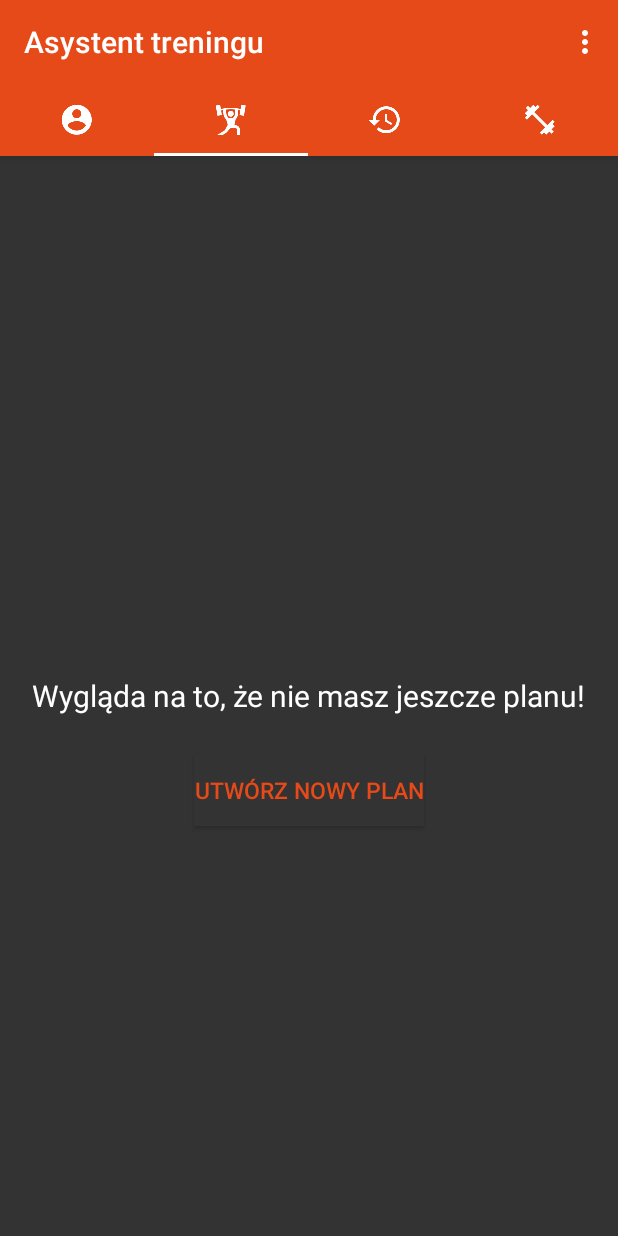
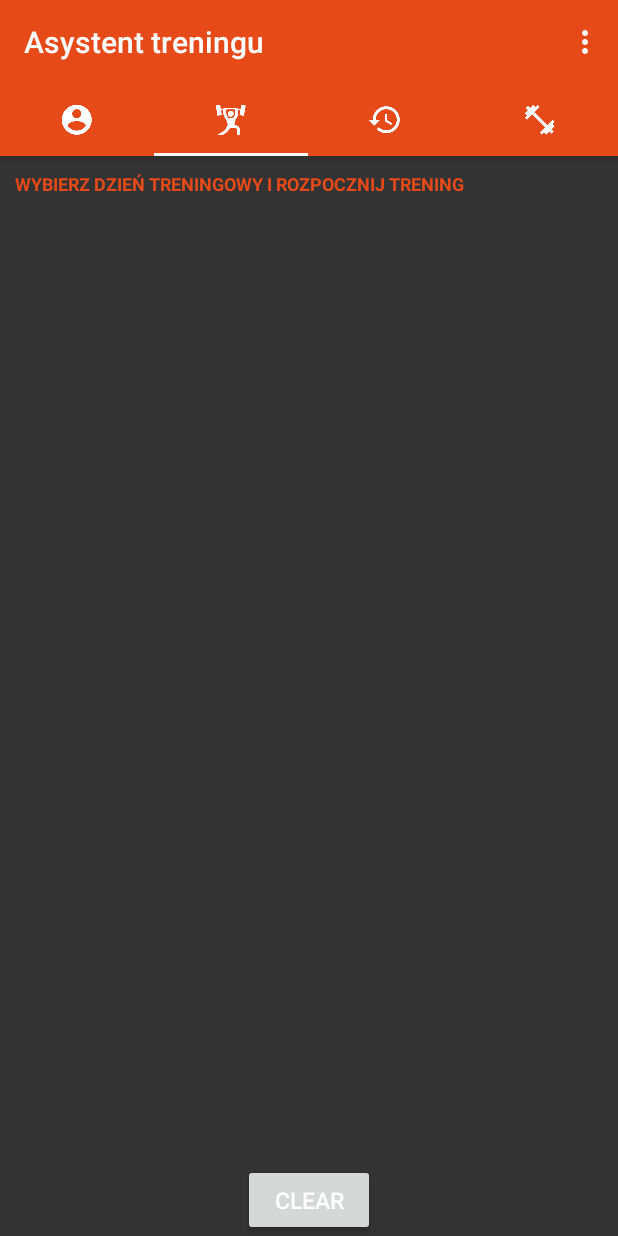
Before and after one commit to Kamil-H/gym_assistant, an Android app: the fragment SecondPage placed in its activity, tab 2 chosen, on a phone screen of 412 x 824 dp. Run offline under Robolectric (Android 15) with nearby library versions, the phone set to English and light mode, and no system bars; libraries missing offline, so code that uses them is left out: com.github.clans.fab; 18 statements that could not run were skipped.

Commit message:
Usprawnienie asystenta. Połączenie z bazą danych

```diff
--- a/app/src/main/java/com/gymassistant/Fragments/TrainingFragment.java
+++ b/app/src/main/java/com/gymassistant/Fragments/TrainingFragment.java
@@ -3,6 +3,9 @@ package com.gymassistant.Fragments;
 import android.content.Intent;
 import android.support.v4.app.Fragment;
 import android.os.Bundle;
+import android.support.v7.widget.LinearLayoutManager;
+import android.support.v7.widget.RecyclerView;
+import android.util.Log;
 import android.view.LayoutInflater;
 import android.view.View;
 import android.view.ViewGroup;
@@ -11,7 +14,14 @@ import android.widget.Toast;
 
 import com.gymassistant.Activities.RegisterActivity;
 import com.gymassistant.Activities.TrainingAssistant;
+import com.gymassistant.Database.SeriesDB;
+import com.gymassistant.Database.TrainingDB;
+import com.gymassistant.Database.TrainingPlanDB;
+import com.gymassistant.Models.Series;
+import com.gymassistant.Models.Training;
+import com.gymassistant.Models.TrainingPlan;
 import com.gymassistant.R;
+import com.gymassistant.RecyclerView.TrainingDayAdapter;
 import com.gymassistant.WizardActivity;
 
 /**
@@ -20,13 +30,44 @@ import com.gymassistant.WizardActivity;
 public class TrainingFragment extends Fragment {
     private View view;
     private Button addPlanButton, button;
+    private TrainingDB trainingDB;
+    private TrainingPlanDB trainingPlanDB;
+    private RecyclerView recyclerView;
+    private LinearLayoutManager linearLayoutManager;
 
     @Override
     public View onCreateView(LayoutInflater inflater, ViewGroup container, Bundle savedInstanceState) {
 
-        int i = 0;
+        trainingDB = new TrainingDB(getActivity());
+        trainingPlanDB = new TrainingPlanDB(getActivity());
 
-        if (i == 0){
+        if (trainingPlanDB.getRowCount() == 0){
+            initEmptyStateUI(inflater, container);
+        } else {
+            initFragmentTrainingUI(inflater, container);
+        }
+
+        return view;
+    }
+
+    private void initFragmentTrainingUI(LayoutInflater inflater, ViewGroup container){
+        view = inflater.inflate(R.layout.fragment_training, container, false);
+
+        setUpRecyclerView();
+
+        button = (Button) view.findViewById(R.id.button2);
+        button.setOnClickListener(new View.OnClickListener() {
+            @Override
+            public void onClick(View v) {
+                trainingPlanDB.removeAll();
+                trainingDB.removeAll();
+                SeriesDB seriesDB = new SeriesDB(getActivity());
+                seriesDB.removeAll();
+            }
+        });
+    }
+
+    private void initEmptyStateUI(LayoutInflater inflater, ViewGroup container) {
         view = inflater.inflate(R.layout.empty_state, container, false);
         addPlanButton = (Button) view.findViewById(R.id.addPlanButton);
         addPlanButton.setOnClickListener(new View.OnClickListener() {
@@ -35,19 +76,14 @@ public class TrainingFragment extends Fragment {
                 goToWizardActivity();
             }
         });
-
-        } else {
-            view = inflater.inflate(R.layout.fragment_training, container, false);
-            button = (Button) view.findViewById(R.id.button2);
-            button.setOnClickListener(new View.OnClickListener() {
-                @Override
-                public void onClick(View v) {
-                    goToTrainingAssistantActivity();
-                }
-            });
     }
 
-        return view;
+    private void setUpRecyclerView(){
+        recyclerView = (RecyclerView) view.findViewById(R.id.recyclerview);
+        linearLayoutManager = new LinearLayoutManager(getActivity());
+        recyclerView.setLayoutManager(linearLayoutManager);
+        TrainingDayAdapter trainingDayAdapter = new TrainingDayAdapter(getActivity(), trainingDB.getAllTrainings());
+        recyclerView.setAdapter(trainingDayAdapter);
     }
 
     private void goToWizardActivity(){
--- a/app/src/main/java/com/gymassistant/Fragments/WizardFragments/FirstPage.java
+++ b/app/src/main/java/com/gymassistant/Fragments/WizardFragments/FirstPage.java
@@ -2,6 +2,8 @@ package com.gymassistant.Fragments.WizardFragments;
 
 import android.os.Bundle;
 import android.support.v4.app.Fragment;
+import android.support.v4.app.FragmentActivity;
+import android.util.Log;
 import android.view.LayoutInflater;
 import android.view.View;
 import android.view.ViewGroup;
@@ -12,6 +14,8 @@ import android.widget.RadioGroup;
 import android.widget.Spinner;
 import android.widget.TextView;
 
+import com.gymassistant.Database.TrainingPlanDB;
+import com.gymassistant.Models.TrainingPlan;
 import com.gymassistant.R;
 import com.gymassistant.WizardActivity;
 
@@ -60,6 +64,7 @@ public class FirstPage extends Fragment {
         backButton.setOnClickListener(new View.OnClickListener() {
             @Override
             public void onClick(View v) {
+                ((WizardActivity)getActivity()).deleteTrainingPlan();
                 getActivity().finish();
             }
         });
--- a/app/src/main/java/com/gymassistant/Fragments/WizardFragments/SecondPage.java
+++ b/app/src/main/java/com/gymassistant/Fragments/WizardFragments/SecondPage.java
@@ -36,7 +36,8 @@ public class SecondPage extends Fragment {
 
     private void populateRecyclerView(){
         int itemCount = ((WizardActivity)getActivity()).getItemCount();
-        TrainingPlanAdapter trainingPlanRVAdapter = new TrainingPlanAdapter(getActivity(), itemCount);
+        long trainingPlanId = ((WizardActivity)getActivity()).getTrainingPlanId();
+        TrainingPlanAdapter trainingPlanRVAdapter = new TrainingPlanAdapter(getActivity(), itemCount, trainingPlanId);
         recyclerView.setAdapter(trainingPlanRVAdapter);
     }
 
@@ -47,7 +48,7 @@ public class SecondPage extends Fragment {
         nextButton.setOnClickListener(new View.OnClickListener() {
             @Override
             public void onClick(View v) {
-                ((WizardActivity)getActivity()).navigateToNextPage();
+                getActivity().finish();
             }
         });
 
--- a/app/src/main/java/com/gymassistant/RecyclerView/TrainingPlanAdapter.java
+++ b/app/src/main/java/com/gymassistant/RecyclerView/TrainingPlanAdapter.java
@@ -6,6 +6,7 @@ package com.gymassistant.RecyclerView;
 
 import android.content.Context;
 import android.content.Intent;
+import android.os.Bundle;
 import android.support.v7.widget.RecyclerView;
 import android.view.LayoutInflater;
 import android.view.View;
@@ -19,10 +20,12 @@ import com.gymassistant.R;
 public class TrainingPlanAdapter extends RecyclerView.Adapter<TrainingPlanAdapter.TrainingPlanRowViewHolder> {
     private Context context;
     private int itemCount;
+    private long trainingPlanId;
 
-    public TrainingPlanAdapter(Context context, int itemCount) {
+    public TrainingPlanAdapter(Context context, int itemCount, long trainingPlanId) {
         this.context = context;
         this.itemCount = itemCount;
+        this.trainingPlanId = trainingPlanId;
     }
 
     @Override
@@ -41,18 +44,21 @@ public class TrainingPlanAdapter extends RecyclerView.Adapter<TrainingPlanAdapte
 
     @Override
     public void onBindViewHolder(TrainingPlanRowViewHolder rowViewHolder, final int position) {
-
         rowViewHolder.dayName.setText(context.getString(R.string.day, position + 1));
         rowViewHolder.button.setOnClickListener(new View.OnClickListener() {
             @Override
             public void onClick(View v) {
-                goToChoosExerciseActivity();
+                goToChoosExerciseActivity(position);
             }
         });
     }
 
-    private void goToChoosExerciseActivity(){
+    private void goToChoosExerciseActivity(int day){
         Intent intent = new Intent(context, ChooseExercises.class);
+        Bundle bundle = new Bundle();
+        bundle.putInt("day", day);
+        bundle.putLong("trainingPlanId", trainingPlanId);
+        intent.putExtras(bundle);
         context.startActivity(intent);
     }
 
--- a/app/src/main/res/layout/fragment_training.xml
+++ b/app/src/main/res/layout/fragment_training.xml
@@ -6,12 +6,34 @@
     android:layout_height="match_parent"
     android:background="@color/colorBackground">
 
+    <android.support.v7.widget.RecyclerView
+        android:layout_width="wrap_content"
+        android:layout_height="wrap_content"
+        android:id="@+id/recyclerview"
+        android:layout_below="@+id/textView16"
+        android:layout_alignParentLeft="true"
+        android:layout_alignParentStart="true"
+        android:layout_marginTop="10dp">
+
+    </android.support.v7.widget.RecyclerView>
 
     <Button
         android:layout_width="wrap_content"
         android:layout_height="wrap_content"
-        android:text="New Button"
+        android:text="CLEAR"
         android:id="@+id/button2"
-        android:layout_centerVertical="true"
+        android:layout_alignParentBottom="true"
         android:layout_centerHorizontal="true" />
+
+    <TextView
+        android:layout_width="wrap_content"
+        android:layout_height="wrap_content"
+        android:text="@string/choose_training_day"
+        android:id="@+id/textView16"
+        android:layout_alignParentTop="true"
+        android:layout_alignParentLeft="true"
+        android:layout_alignParentStart="true"
+        android:layout_marginTop="10dp"
+        style="@style/titleTextSmall"
+        android:layout_marginLeft="10dp"/>
 </RelativeLayout>
--- a/app/src/main/res/values/strings.xml
+++ b/app/src/main/res/values/strings.xml
@@ -87,4 +87,5 @@
     <string name="series_x_repeats">%1$d x %2$d</string>
     <string name="save_and_close">ZAPISZ I ZAKOŃCZ</string>
     <string name="add_next_exercise">DODAJ NASTĘPNE ĆWICZENIE</string>
+    <string name="choose_training_day">wybierz dzień treningowy i rozpocznij trening</string>
 </resources>
```
Also changed, not shown: app/src/main/java/com/gymassistant/Activities/ChooseExercises.java (+71 -24 lines), app/src/main/java/com/gymassistant/Activities/TrainingAssistant.java (+18 -7 lines), app/src/main/java/com/gymassistant/Database/SeriesDB.java (+26 -3 lines), app/src/main/java/com/gymassistant/Database/TrainingDB.java (+11 -5 lines), app/src/main/java/com/gymassistant/Database/TrainingPlanDB.java (+6 -6 lines), app/src/main/java/com/gymassistant/GlobalClass.java (+1 -18 lines), app/src/main/java/com/gymassistant/Models/Exercise.java (+1 -15 lines), app/src/main/java/com/gymassistant/Models/Series.java (+10 -10 lines), app/src/main/java/com/gymassistant/Models/Training.java (+16 -0 lines), app/src/main/java/com/gymassistant/Models/TrainingPlan.java (+8 -0 lines), app/src/main/java/com/gymassistant/RecyclerView/TrainingAssistantAdapter.java (+8 -5 lines), app/src/main/java/com/gymassistant/RecyclerView/TrainingDayAdapter.java (added, +96 -0 lines), app/src/main/java/com/gymassistant/WizardActivity.java (+30 -0 lines), app/src/main/res/layout/item_training_day.xml (added, +41 -0 lines). Lines whose indentation alone changed are shown as unchanged.
